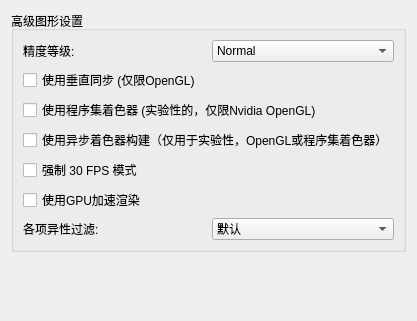
Above: src/yuzu/configuration/configure_graphics_advanced.ui from formylover/yuzu-early-access before the change. Below: the same form after it.
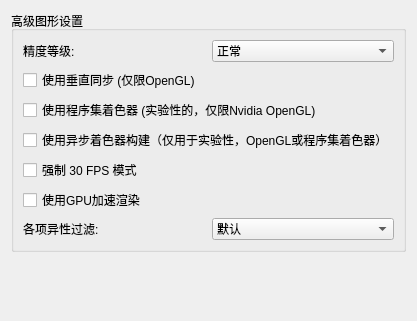
That is the form after the change.

What changed in the file:
```diff
--- a/src/yuzu/configuration/configure_graphics_advanced.ui
+++ b/src/yuzu/configuration/configure_graphics_advanced.ui
@@ -6,7 +6,7 @@
    <rect>
     <x>0</x>
     <y>0</y>
-    <width>400</width>
+    <width>404</width>
     <height>321</height>
    </rect>
   </property>
@@ -23,7 +23,20 @@
        </property>
        <layout class="QVBoxLayout" name="verticalLayout_3">
         <item>
+         <widget class="QWidget" name="gpu_accuracy_layout" native="true">
          <layout class="QHBoxLayout" name="horizontalLayout_2">
+           <property name="leftMargin">
+            <number>0</number>
+           </property>
+           <property name="topMargin">
+            <number>0</number>
+           </property>
+           <property name="rightMargin">
+            <number>0</number>
+           </property>
+           <property name="bottomMargin">
+            <number>0</number>
+           </property>
           <item>
            <widget class="QLabel" name="label_gpu_accuracy">
             <property name="text">
@@ -35,7 +48,7 @@
            <widget class="QComboBox" name="gpu_accuracy">
             <item>
              <property name="text">
-              <string notr="true">Normal</string>
+               <string notr="true">正常</string>
              </property>
             </item>
             <item>
@@ -51,6 +64,7 @@
            </widget>
           </item>
          </layout>
+         </widget>
         </item>
         <item>
          <widget class="QCheckBox" name="use_vsync">
```
Left out of the diff: 22 changed lines with no effect on the pictures. Lines whose indentation alone changed are shown as unchanged.
